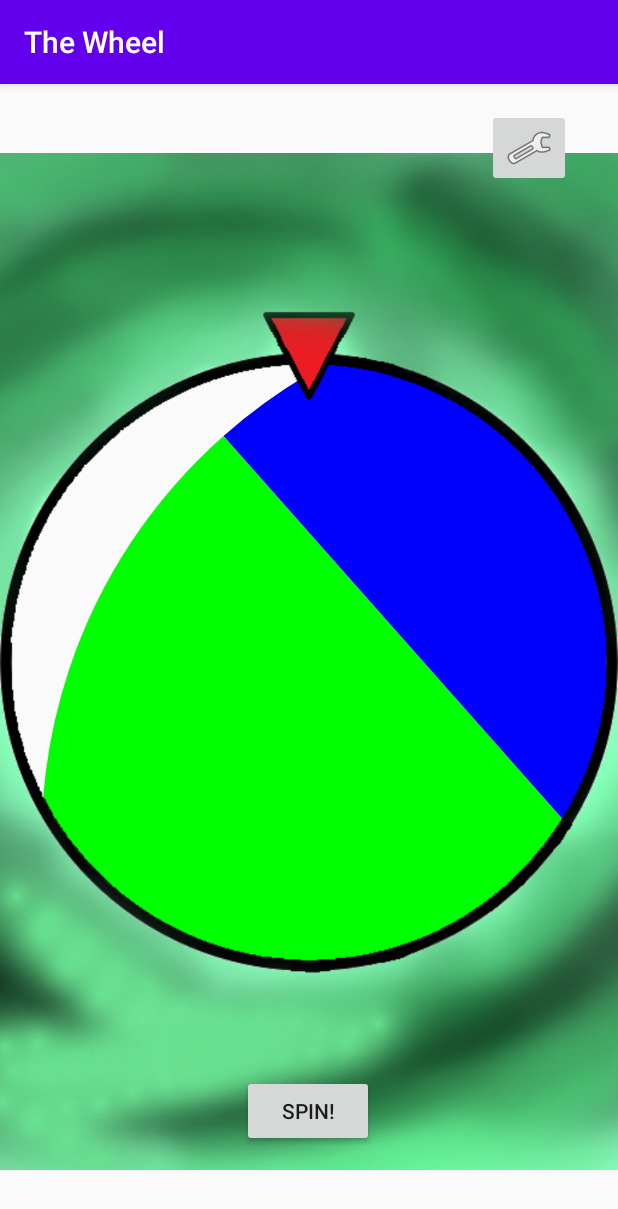
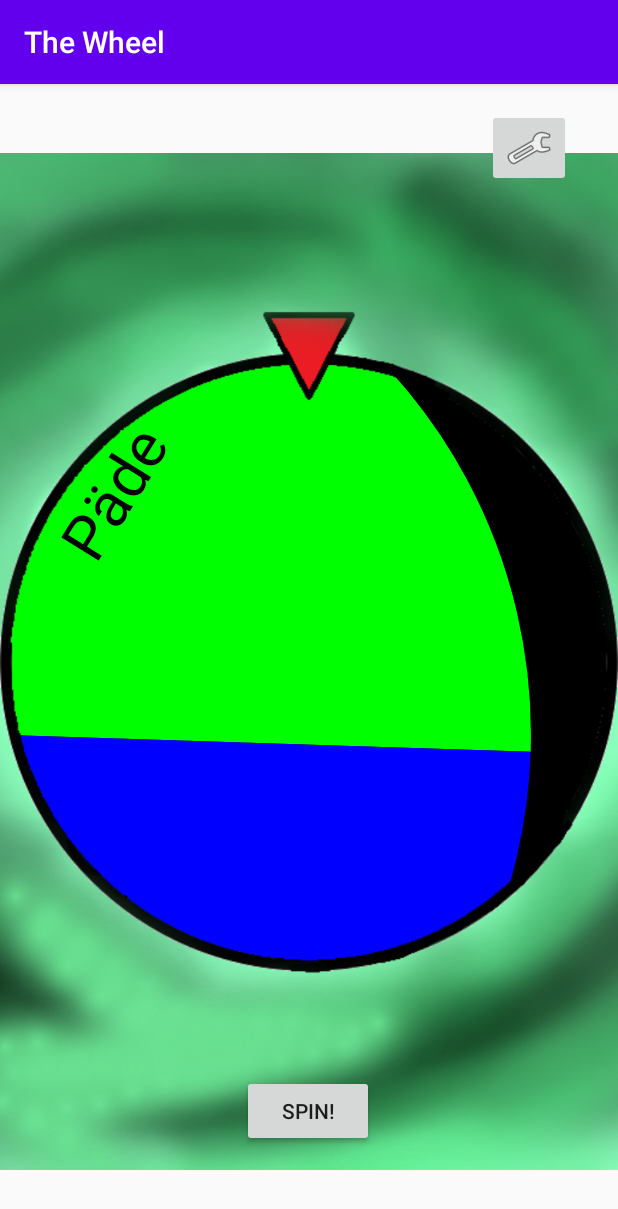
Before and after one commit to Phys-droid/TheWheel, an Android app: the screen it shows after launch (MainActivity), after a tap on "SPIN!", on a phone screen of 412 x 824 dp. Shown: the top 1209 px of the screen. Run offline under Robolectric (Android 15) with nearby library versions, the phone set to English and light mode, and no system bars.

Commit message:
anim/textupdate

```diff
--- a/app/src/main/java/com/example/thewheel/MainActivity.java
+++ b/app/src/main/java/com/example/thewheel/MainActivity.java
@@ -54,6 +54,7 @@ public class MainActivity<start> extends AppCompatActivity {
             number_of_players = 3;
             colors = new int[]{Color.RED, Color.GREEN, Color.BLUE};
             values = new float[number_of_players];
+            names = new String[]{"Dima", "Päde", "Max"};
         }
         else{
 
@@ -134,17 +135,31 @@ public class MainActivity<start> extends AppCompatActivity {
         @Override
         protected void onDraw(Canvas canvas) {
             super.onDraw(canvas);
+            Paint paint2 = new Paint();
+            canvas.drawPaint(paint2);
+            paint2.setColor(Color.BLACK);
+            paint2.setTextSize(62);
 
             for (int i = 0; i < values.length; i++) {//values2.length; i++) {
                 if (i == 0) {
                     paint.setColor(COLORS[i]);
                     canvas.drawArc(rectf, angle, values[i], true, paint);
+                    float alpha = (float) ((angle+(values[i]/2)));
+                    canvas.rotate(alpha, 540, 540);
+                    canvas.drawText(names[i],740, 540, paint2);
+                    canvas.rotate(-alpha, 540, 540);
+
+
                 }
                 else
                 {
                     temp += (int) values[i - 1];
                     paint.setColor(COLORS[i]);
                     canvas.drawArc(rectf, temp + angle, values[i], true, paint);
+                    float alpha = (float) ((temp+angle+(values[i]/2)));
+                    canvas.rotate(alpha, 540, 540);
+                    canvas.drawText(names[i],740, 540, paint2);
+                    canvas.rotate(-alpha, 540, 540);
                 }
             }
         }
@@ -171,12 +186,13 @@ public class MainActivity<start> extends AppCompatActivity {
 
 
         int t = 9;
-        float tolerance = (float) 0.001;
+        float tolerance = (float) 0.000005;
         float delta =  x;
         float x_ = 0;
         int counter = 0;
         int counter2 = 0;
-        int exp_counter = 30;
+        int exp_counter = 0;
+        float x_2 = -1;
         while ((delta)>tolerance){
             RotateAnimation anim = new RotateAnimation(start, start + delta , Animation.RELATIVE_TO_SELF, 0.5f, Animation.RELATIVE_TO_SELF, 0.5f);
             anim.setDuration(t);
@@ -185,7 +201,7 @@ public class MainActivity<start> extends AppCompatActivity {
             as.addAnimation(anim);
             start = start+delta;
             //log(strong damping)
-            if (delta/x > 0.2) {
+            if (delta/x > 0.15) {
                 delta = (float) (x*Math.pow(0.75, counter));
                 counter2 = counter;
                 x_ = delta;
@@ -197,17 +213,19 @@ public class MainActivity<start> extends AppCompatActivity {
                 System.out.println(counter);
             }
             //linear(strong damping)
-            else if (delta/x > 0.05){
-                delta -= x/6500;
+            else if (delta/x > 0.06){
+                delta -= x/8000;
 
             }
             //linear(weak damping)
-            else if(delta/x > 0.02){
-                delta -= x/8000;
+            else if(delta/x > 0.04){
+                delta -= x/10000;
+                x_2 = delta;
             }
             //-exp
             else{
-                delta -= delta*Math.exp(exp_counter/30)/Math.exp(19);
+                //delta -= delta*Math.exp(exp_counter/30)/Math.exp(25);
+                delta = (float) (x_2*Math.pow(0.995, exp_counter));
                 exp_counter += 1;
             }
             anim = null;
```
